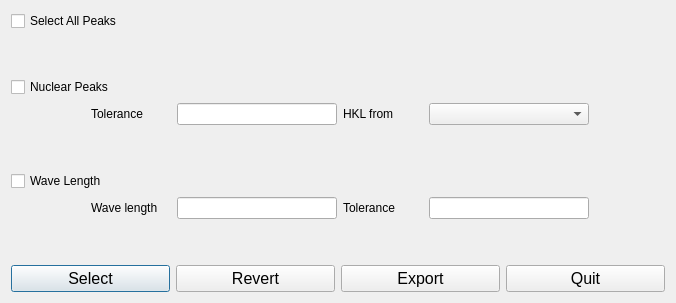
Above: scripts/HFIR_4Circle_Reduction/UBSelectPeaksDialog.ui from mantidproject/mantid before the change. Below: the same form after it.
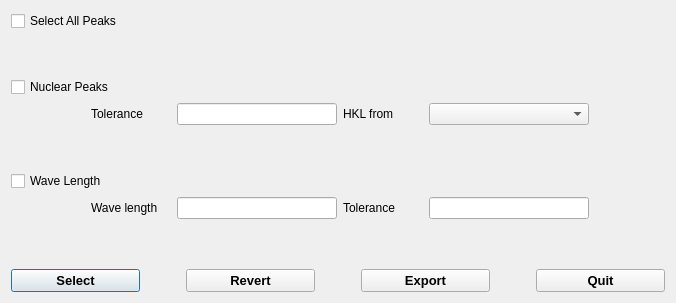
That is the form after the change.

```diff
--- a/scripts/HFIR_4Circle_Reduction/UBSelectPeaksDialog.ui
+++ b/scripts/HFIR_4Circle_Reduction/UBSelectPeaksDialog.ui
@@ -384,7 +384,9 @@
       <widget class="QPushButton" name="pushButton_selectScans">
        <property name="font">
         <font>
-         <pointsize>12</pointsize>
+         <pointsize>10</pointsize>
+         <weight>75</weight>
+         <bold>true</bold>
         </font>
        </property>
        <property name="text">
@@ -392,11 +394,29 @@
        </property>
       </widget>
      </item>
+     <item>
+      <spacer name="horizontalSpacer_7">
+       <property name="orientation">
+        <enum>Qt::Horizontal</enum>
+       </property>
+       <property name="sizeType">
+        <enum>QSizePolicy::Preferred</enum>
+       </property>
+       <property name="sizeHint" stdset="0">
+        <size>
+         <width>40</width>
+         <height>20</height>
+        </size>
+       </property>
+      </spacer>
+     </item>
      <item>
       <widget class="QPushButton" name="pushButton_revertCurrentSelection">
        <property name="font">
         <font>
-         <pointsize>12</pointsize>
+         <pointsize>10</pointsize>
+         <weight>75</weight>
+         <bold>true</bold>
         </font>
        </property>
        <property name="text">
@@ -404,11 +424,29 @@
        </property>
       </widget>
      </item>
+     <item>
+      <spacer name="horizontalSpacer_8">
+       <property name="orientation">
+        <enum>Qt::Horizontal</enum>
+       </property>
+       <property name="sizeType">
+        <enum>QSizePolicy::Preferred</enum>
+       </property>
+       <property name="sizeHint" stdset="0">
+        <size>
+         <width>40</width>
+         <height>20</height>
+        </size>
+       </property>
+      </spacer>
+     </item>
      <item>
       <widget class="QPushButton" name="pushButton_exportSelectedScans">
        <property name="font">
         <font>
-         <pointsize>12</pointsize>
+         <pointsize>10</pointsize>
+         <weight>75</weight>
+         <bold>true</bold>
         </font>
        </property>
        <property name="toolTip">
@@ -419,11 +457,29 @@
        </property>
       </widget>
      </item>
+     <item>
+      <spacer name="horizontalSpacer_9">
+       <property name="orientation">
+        <enum>Qt::Horizontal</enum>
+       </property>
+       <property name="sizeType">
+        <enum>QSizePolicy::Preferred</enum>
+       </property>
+       <property name="sizeHint" stdset="0">
+        <size>
+         <width>40</width>
+         <height>20</height>
+        </size>
+       </property>
+      </spacer>
+     </item>
      <item>
       <widget class="QPushButton" name="pushButton_quit">
        <property name="font">
         <font>
-         <pointsize>12</pointsize>
+         <pointsize>10</pointsize>
+         <weight>75</weight>
+         <bold>true</bold>
         </font>
        </property>
        <property name="text">
```
Left out of the diff: 2 changed lines with no effect on the pictures.
